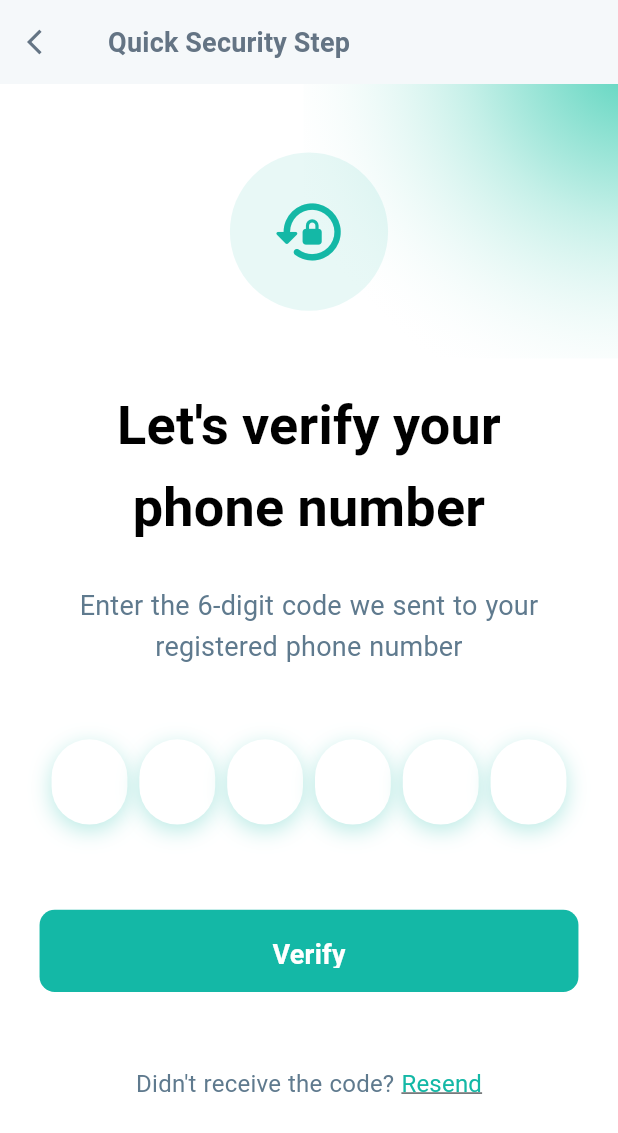
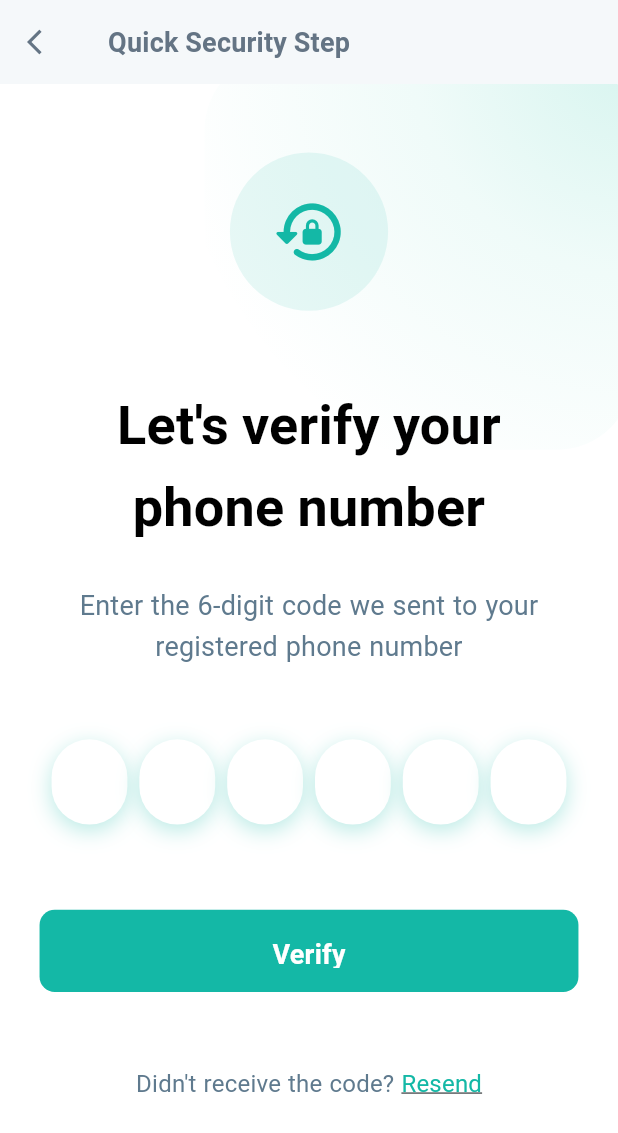
Before and after one commit to mohamed0s/CSE-Graduation-Project-2027, a Flutter app: the OTPVerificationScreen screen opened by its route, on a phone screen of 412 x 824 dp. Shown: the top 1133 px of the screen. Run offline on Flutter 3.47's test engine with Material 3 defaults, Android fonts, the phone set to English and light mode, and no system bars; drawn by our look-alikes of pinput; our stand-ins replace country_code_picker, dartz, dio, equatable, flutter_bloc, flutter_screenutil and 8 more; missing offline and left inert: slang; accounts and stored records are empty; generated files the repository leaves out were written again; Roboto replaces fonts that are missing (Almarai).

Commit message:
refactor(auth): refactor CustomBackgroundGlow

```diff
--- a/mobile/lib/core/widgets/background/background_blur_glow.dart
+++ b/mobile/lib/core/widgets/background/background_blur_glow.dart
@@ -1,15 +1,23 @@
 import 'package:flutter/material.dart';
 import 'package:flutter_screenutil/flutter_screenutil.dart';
-import 'package:mobile/core/theme/app_colors.dart';
+
+enum GlowPreset { soft, medium, strong }
 
 class CustomBackgroundGlow extends StatelessWidget {
   final double? top;
   final double? bottom;
   final double? left;
   final double? right;
+
   final double? width;
   final double? height;
+
+  final Color color;
   final List<Color>? colors;
+
+  final GlowPreset preset;
+  final Alignment? center;
+  final double radius;
 
   const CustomBackgroundGlow({
     super.key,
@@ -19,8 +27,120 @@ class CustomBackgroundGlow extends StatelessWidget {
     this.right,
     this.width,
     this.height,
+    this.color = const Color(0xFF38CBB0),
     this.colors,
-  });
+    this.preset = GlowPreset.soft,
+    this.center,
+    this.radius = 1.2,
+  }) : assert(colors == null || colors.length == 3);
+
+  // Ready-made corner positions
+
+  CustomBackgroundGlow.topLeft({
+    Key? key,
+    double top = 0,
+    double left = 0,
+    double size = 280,
+    GlowPreset preset = GlowPreset.soft,
+    Color color = const Color(0xFF38CBB0),
+  }) : this(
+         key: key,
+         top: top,
+         left: left,
+         width: size.w,
+         height: size.h,
+         center: Alignment.topLeft,
+         preset: preset,
+         color: color,
+       );
+
+  CustomBackgroundGlow.topRight({
+    Key? key,
+    double top = 0,
+    double right = 0,
+    double size = 280,
+    GlowPreset preset = GlowPreset.soft,
+    Color color = const Color(0xFF38CBB0),
+  }) : this(
+         key: key,
+         top: top,
+         right: right,
+         width: size.w,
+         height: size.h,
+         center: Alignment.topRight,
+         preset: preset,
+         color: color,
+       );
+
+  CustomBackgroundGlow.bottomLeft({
+    Key? key,
+    double bottom = 0,
+    double left = 0,
+    double size = 280,
+    GlowPreset preset = GlowPreset.soft,
+    Color color = const Color(0xFF38CBB0),
+  }) : this(
+         key: key,
+         bottom: bottom,
+         left: left,
+         width: size.w,
+         height: size.h,
+         center: Alignment.bottomLeft,
+         preset: preset,
+         color: color,
+       );
+
+  CustomBackgroundGlow.bottomRight({
+    Key? key,
+    double bottom = 0,
+    double right = 0,
+    double size = 280,
+    GlowPreset preset = GlowPreset.soft,
+    Color color = const Color(0xFF38CBB0),
+  }) : this(
+         key: key,
+         bottom: bottom,
+         right: right,
+         width: size.w,
+         height: size.h,
+         center: Alignment.bottomRight,
+         preset: preset,
+         color: color,
+       );
+
+  List<Color> get _glowColors {
+    final opacities = switch (preset) {
+      GlowPreset.soft => [0.20, 0.08],
+      GlowPreset.medium => [0.38, 0.15],
+      GlowPreset.strong => [0.65, 0.25],
+    };
+
+    return [
+      color.withOpacity(opacities[0]),
+      color.withOpacity(opacities[1]),
+      color.withOpacity(0),
+    ];
+  }
+
+  Alignment _getAlignment() {
+    if (top != null && left != null) {
+      return Alignment.topLeft;
+    }
+
+    if (top != null && right != null) {
+      return Alignment.topRight;
+    }
+
+    if (bottom != null && left != null) {
+      return Alignment.bottomLeft;
+    }
+
+    if (bottom != null && right != null) {
+      return Alignment.bottomRight;
+    }
+
+    return Alignment.topRight;
+  }
 
   @override
   Widget build(BuildContext context) {
@@ -29,32 +149,22 @@ class CustomBackgroundGlow extends StatelessWidget {
       bottom: bottom,
       left: left,
       right: right,
-      child: Container(
-        width: width ?? 200.w,
-        height: height ?? 200.h,
-        decoration: BoxDecoration(
-          gradient: RadialGradient(
-            center: _getAlignment(),
-            radius: 1.2,
-            colors:
-                colors ??
-                [
-                  const Color(0xFF38CBB0).withOpacity(0.85),
-                  const Color(0xFF38CBB0).withOpacity(0.3),
-                  AppColors.backgroundLight.withOpacity(0.0),
-                ],
-            stops: const [0.0, 0.45, 1.0],
+      child: IgnorePointer(
+        child: Container(
+          width: width ?? 260.w,
+          height: height ?? 260.h,
+
+          decoration: BoxDecoration(
+            borderRadius: BorderRadius.circular(50.r),
+            gradient: RadialGradient(
+              center: center ?? _getAlignment(),
+              radius: radius,
+              colors: colors ?? _glowColors,
+              stops: const [0.0, 0.45, 1.0],
+            ),
           ),
         ),
       ),
     );
   }
-
-  Alignment _getAlignment() {
-    if (top != null && left != null) return Alignment.topLeft;
-    if (top != null && right != null) return Alignment.topRight;
-    if (bottom != null && left != null) return Alignment.bottomLeft;
-    if (bottom != null && right != null) return Alignment.bottomRight;
-    return Alignment.topRight; // Default
-  }
 }
--- a/mobile/lib/features/auth/presentation/pages/login_screen.dart
+++ b/mobile/lib/features/auth/presentation/pages/login_screen.dart
@@ -54,7 +54,10 @@ class _LoginScreenState extends State<LoginScreen> {
                   ),
                   child: Stack(
                     children: [
-                      const CustomBackgroundGlow(top: 0, right: 0),
+                      CustomBackgroundGlow.topRight(
+                        size: 320,
+                        preset: GlowPreset.medium,
+                      ),
                       Positioned.fill(
                         child: SingleChildScrollView(
                           padding: EdgeInsets.symmetric(
--- a/mobile/lib/features/auth/presentation/pages/signup_screen.dart
+++ b/mobile/lib/features/auth/presentation/pages/signup_screen.dart
@@ -68,7 +68,10 @@ class _SignupScreenState extends State<SignupScreen> {
                   ),
                   child: Stack(
                     children: [
-                      const CustomBackgroundGlow(top: 0, right: 0),
+                      CustomBackgroundGlow.topRight(
+                        size: 320,
+                        preset: GlowPreset.medium,
+                      ),
                       Positioned.fill(
                         child: SingleChildScrollView(
                           padding: EdgeInsets.symmetric(
```
